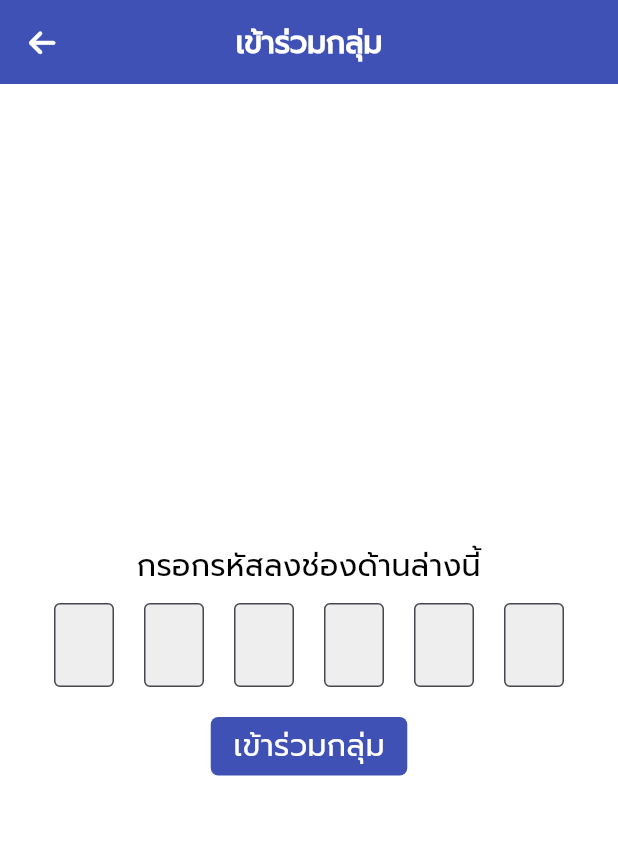
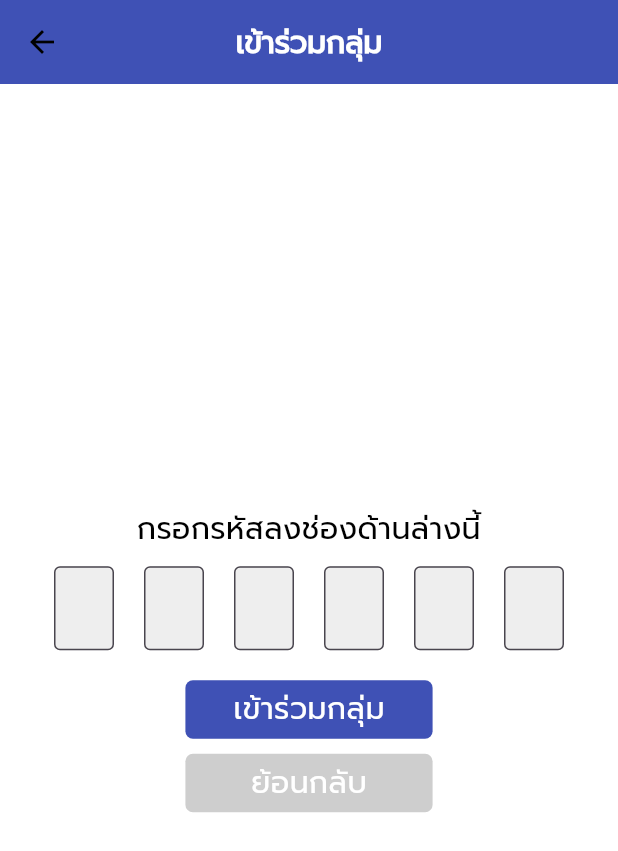
Before and after one commit to sixsixsixzac/srvcgit, a Flutter app: the FamilyPage screen opened directly, after a tap on "เข้าร่วมกลุ่ม", on a phone screen of 412 x 824 dp. Shown: the top 851 px of the screen. Run offline on Flutter 3.47's test engine with Material 3 defaults, Android fonts, the phone set to English and light mode, and no system bars; drawn by our look-alikes of auto_size_text; our stand-ins replace flutter_secure_storage, font_awesome_flutter, quickalert, shared_preferences, shimmer; accounts and stored records are empty; network calls fail.

Commit message:
update family page

```diff
--- a/lib/Models/group_members.dart
+++ b/lib/Models/group_members.dart
@@ -1,23 +1,30 @@
 class GroupMembersModel {
   final int id;
   final String name;
+  final String profile;
   final String phone;
   final String level;
 
-  GroupMembersModel(this.level,
-      {required this.id, required this.name, required this.phone});
+  GroupMembersModel({
+    required this.id,
+    required this.name,
+    required this.profile,
+    required this.phone,
+    required this.level,
+  });
 
   factory GroupMembersModel.fromJson(Map<String, dynamic> json) {
     return GroupMembersModel(
-      json['level'],
       id: json['id'],
       name: json['name'],
+      profile: json['profile'],
       phone: json['phone'],
+      level: json['level'],
     );
   }
 
   @override
   String toString() {
-    return 'GroupMembersModel{id: $id, name: $name, phone: $phone, level: $level}';
+    return 'GroupMembersModel{id: $id, name: $name, phone: $phone, level: $level, profile : $profile}';
   }
 }
--- a/lib/Pages/FamilyPage.dart
+++ b/lib/Pages/FamilyPage.dart
@@ -31,6 +31,7 @@ class _FamilyPageState extends State<FamilyPage> {
   @override
   void initState() {
     super.initState();
+
     _checkGroup();
   }
 
@@ -41,6 +42,7 @@ class _FamilyPageState extends State<FamilyPage> {
 
   Future<void> _checkGroup() async {
     final auth = Provider.of<AuthProvider>(context, listen: false);
+
     setState(() {
       _isLoading = true;
     });
@@ -116,17 +118,6 @@ class _FamilyPageState extends State<FamilyPage> {
               ],
               backgroundColor: AppPallete.purple,
               centerTitle: true,
-              leading: IconButton(
-                icon: const Icon(FontAwesomeIcons.arrowLeft, color: Colors.white, size: 20),
-                onPressed: () {
-                  if (FamState.isJoining && FamState.hasGroup == false) {
-                    FamState.setJoin(false);
-                    FamState.setTitle("สร้างกลุ่ม");
-                  } else {
-                    Navigator.pop(context);
-                  }
-                },
-              ),
               title: Text(FamState.title, style: const TextStyle(color: Colors.white, fontFamily: 'thaifont')),
             ),
       body: Stack(
--- a/lib/Pages/_Family/_FamJoin.dart
+++ b/lib/Pages/_Family/_FamJoin.dart
@@ -7,6 +7,7 @@ import 'package:srvc/Configs/URL.dart';
 import 'package:srvc/Models/Family.dart';
 import 'package:srvc/Providers/FetchingHome.dart';
 import 'package:srvc/Services/APIService.dart';
+import 'package:srvc/Widgets/CPointer.dart';
 
 class FamilyJoinGroupPage extends StatefulWidget {
   final VoidCallback joined;
@@ -115,17 +116,19 @@ class _FamilyJoinGroupPageState extends State<FamilyJoinGroupPage> {
               }),
             ),
           ),
-          GestureDetector(
+          CPointer(
             onTap: () {
               _confirmJoin(context);
             },
             child: Container(
+              width: MediaQuery.of(context).size.width * .4,
               padding: const EdgeInsets.symmetric(vertical: 5, horizontal: 15),
               decoration: BoxDecoration(
                 color: Colors.indigo,
                 borderRadius: BorderRadius.circular(5),
               ),
               margin: const EdgeInsets.only(top: 20),
+              child: Center(
                 child: const AutoSizeText(
                   "เข้าร่วมกลุ่ม",
                   maxLines: 1,
@@ -137,7 +140,35 @@ class _FamilyJoinGroupPageState extends State<FamilyJoinGroupPage> {
                   ),
                 ),
               ),
-          )
+            ),
+          ),
+          CPointer(
+            onTap: () {
+              final famState = Provider.of<FamilyModel>(context, listen: false);
+              famState.setJoin(false);
+            },
+            child: Container(
+              width: MediaQuery.of(context).size.width * .4,
+              padding: const EdgeInsets.symmetric(vertical: 5, horizontal: 15),
+              decoration: BoxDecoration(
+                color: Colors.grey.withOpacity(0.5),
+                borderRadius: BorderRadius.circular(5),
+              ),
+              margin: const EdgeInsets.only(top: 10),
+              child: Center(
+                child: const AutoSizeText(
+                  "ย้อนกลับ",
+                  maxLines: 1,
+                  minFontSize: 20,
+                  maxFontSize: 26,
+                  overflow: TextOverflow.ellipsis,
+                  style: TextStyle(
+                    color: Colors.white,
+                  ),
+                ),
+              ),
+            ),
+          ),
         ],
       ),
     );
--- a/lib/Widgets/CalendarViwer.dart
+++ b/lib/Widgets/CalendarViwer.dart
@@ -205,7 +205,7 @@ class _CalendarWidgetState extends State<CalendarWidget> {
               children: [
                 IconButton(
                   onPressed: () => _navigateMonth(-1),
-                  icon: const Icon(Icons.arrow_back),
+                  icon: const Icon(Icons.chevron_left, size: 30),
                 ),
                 Text(
                   '${thaiMonths[_focusedDate.month - 1]} ${_focusedDate.year}',
@@ -213,7 +213,7 @@ class _CalendarWidgetState extends State<CalendarWidget> {
                 ),
                 IconButton(
                   onPressed: () => _navigateMonth(1),
-                  icon: const Icon(Icons.arrow_forward),
+                  icon: const Icon(Icons.chevron_right, size: 30),
                 ),
               ],
             ),
@@ -237,7 +237,7 @@ class _CalendarWidgetState extends State<CalendarWidget> {
               itemBuilder: (context, index) {
                 final Expen = listData[index];
                 final EType = Expen['record_type'];
-                print(Expen);
+
                 // if (EType != showDataType[0]) return null;
 
                 return Visibility(
--- a/lib/Widgets/FamilyUserContainer.dart
+++ b/lib/Widgets/FamilyUserContainer.dart
@@ -61,6 +61,7 @@ class _MyImageContainerState extends State<MyImageContainer> {
   @override
   Widget build(BuildContext context) {
     bool itMe = (widget.data.id == UserData['id']);
+
     return GestureDetector(
       onTap: _onLongPress,
       child: Container(
@@ -77,7 +78,7 @@ class _MyImageContainerState extends State<MyImageContainer> {
         child: Stack(
           alignment: Alignment.center,
           children: [
-            Image.asset('assets/images/test/person.png', height: 100, width: 100),
+            Image.asset('assets/images/profiles/${widget.data.profile}', height: 100, width: 100),
             if (widget.data.level == "A")
               Positioned(
                 top: 5,
```
Also changed, not shown: lib/Pages/HomePage.dart (+5 -4 lines), lib/Pages/MainPage.dart (+3 -4 lines), lib/Pages/_Family/_FamHome.dart (+13 -8 lines), lib/Pages/_Family/_FamWelcome.dart (+2 -9 lines), lib/Widgets/FamilyUserModal.dart (+5 -3 lines), assets/images/icons/family-symbol.png. Lines whose indentation alone changed are shown as unchanged.
